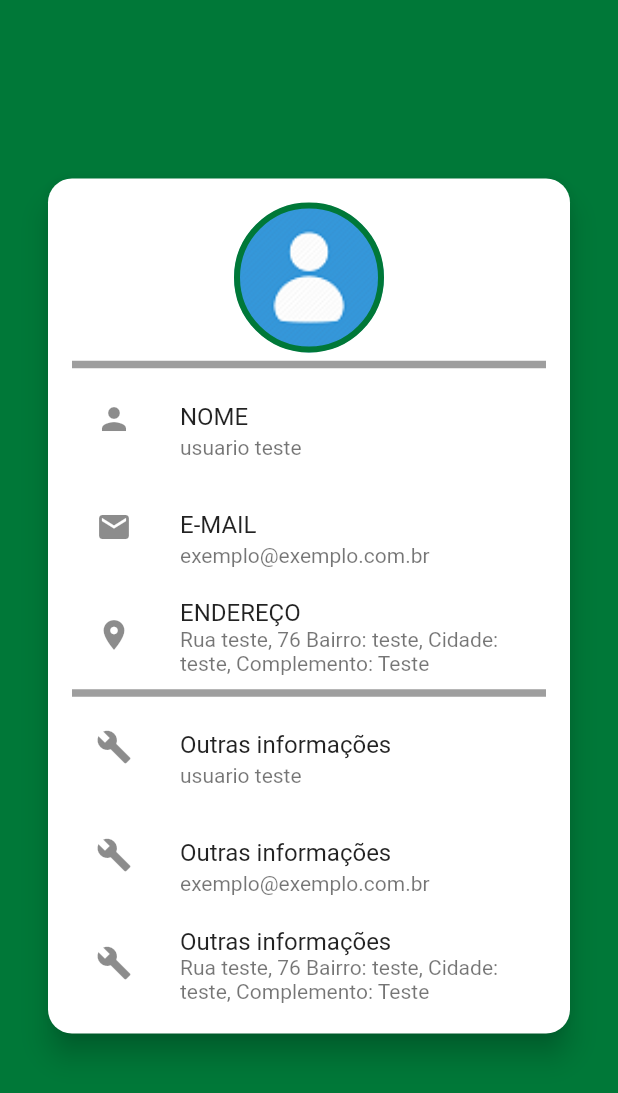
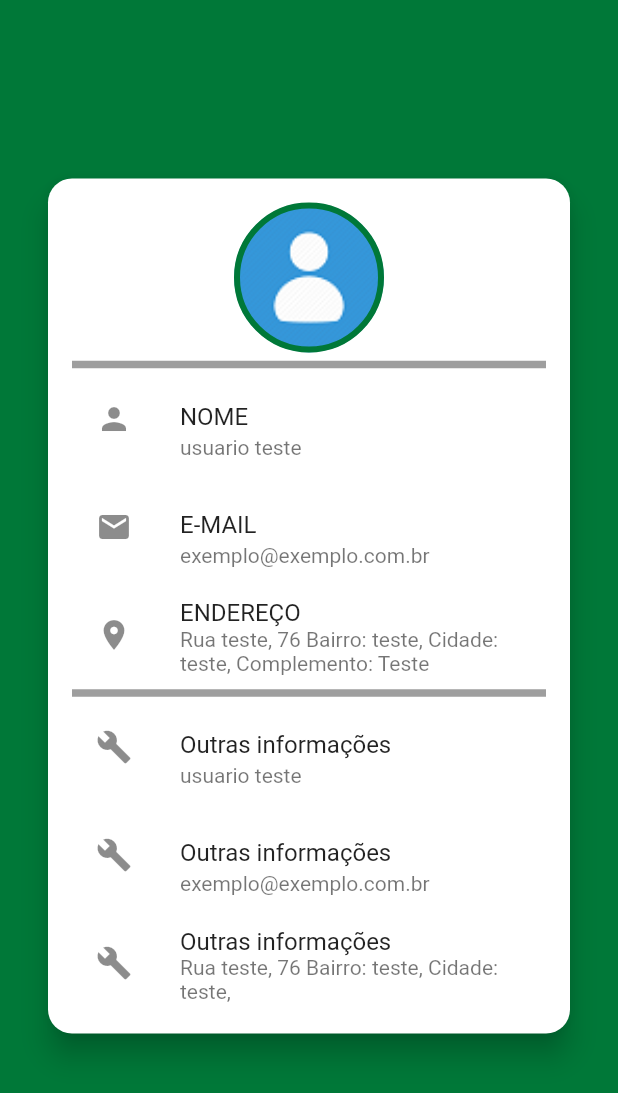
Before and after one commit to lucas-de-almeida/tendy_tudo_demo, a Flutter app: the ProfilePage screen opened by its route, on a phone screen of 412 x 824 dp. Shown: the top 1093 px of the screen. Run offline on Flutter 3.47's test engine with Material 2 defaults, Android fonts, the phone set to English and light mode, and no system bars; our stand-ins replace curved_navigation_bar, flutter_swiper, get, material_design_icons_flutter.

Commit message:
teste de login git

```diff
--- a/lib/pages/profile/profile.dart
+++ b/lib/pages/profile/profile.dart
@@ -76,7 +76,7 @@ class ProfilePage extends StatelessWidget {
                       leading: Icon(Icons.build),
                       title: Text('Outras informações'),
                       subtitle: Text(
-                        'Rua teste, 76 Bairro: teste, Cidade: teste, Complemento: Teste',
+                        'Rua teste, 76 Bairro: teste, Cidade: teste,',
                         softWrap: true,
                       ),
                     ),
```
